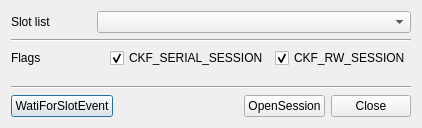
jykim74/CryptokiMan, file CryptokiMan/open_session_dlg.ui: the form before one commit.
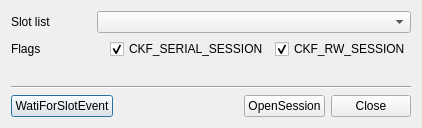
The form after the commit.

Diff of the .ui file:
```diff
--- a/CryptokiMan/open_session_dlg.ui
+++ b/CryptokiMan/open_session_dlg.ui
@@ -47,13 +47,6 @@
      </item>
     </layout>
    </item>
-   <item>
-    <widget class="Line" name="line">
-     <property name="orientation">
-      <enum>Qt::Horizontal</enum>
-     </property>
-    </widget>
-   </item>
    <item>
     <layout class="QGridLayout" name="gridLayout_2">
      <property name="topMargin">
```
